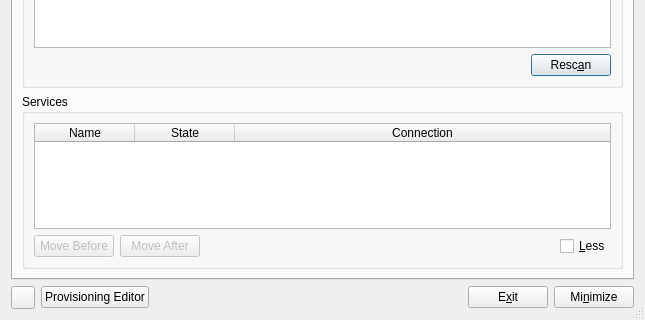
This is apps/cmstapp/code/control_box/ui/controlbox.ui in andrew-bibb/cmst as Qt 5 draws it before an edit; both pictures show x 0 to 645 and y 245 to 565 of the 645 by 565 pixel window. The edited form follows.
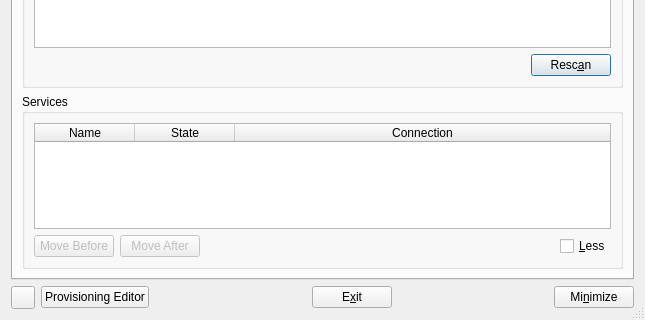
This is the edited form. Icons and pictures are not drawn.

```diff
--- a/apps/cmstapp/code/control_box/ui/controlbox.ui
+++ b/apps/cmstapp/code/control_box/ui/controlbox.ui
@@ -1429,13 +1429,13 @@
       </widget>
      </item>
      <item>
-      <spacer name="horizontalSpacer_3">
+      <spacer name="horizontalSpacer_9">
        <property name="orientation">
         <enum>Qt::Horizontal</enum>
        </property>
        <property name="sizeHint" stdset="0">
         <size>
-         <width>328</width>
+         <width>40</width>
          <height>20</height>
         </size>
        </property>
@@ -1451,6 +1451,19 @@
        </property>
       </widget>
      </item>
+     <item>
+      <spacer name="horizontalSpacer_3">
+       <property name="orientation">
+        <enum>Qt::Horizontal</enum>
+       </property>
+       <property name="sizeHint" stdset="0">
+        <size>
+         <width>40</width>
+         <height>20</height>
+        </size>
+       </property>
+      </spacer>
+     </item>
      <item>
       <widget class="QPushButton" name="pushButton_minimize">
        <property name="whatsThis">
```
